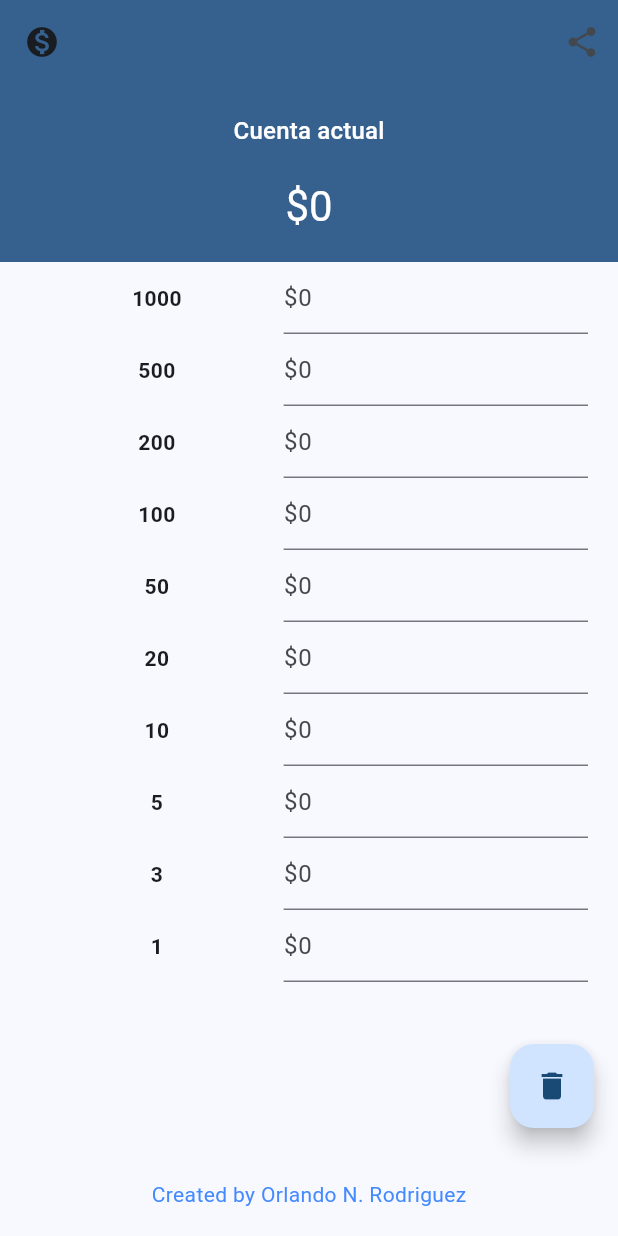
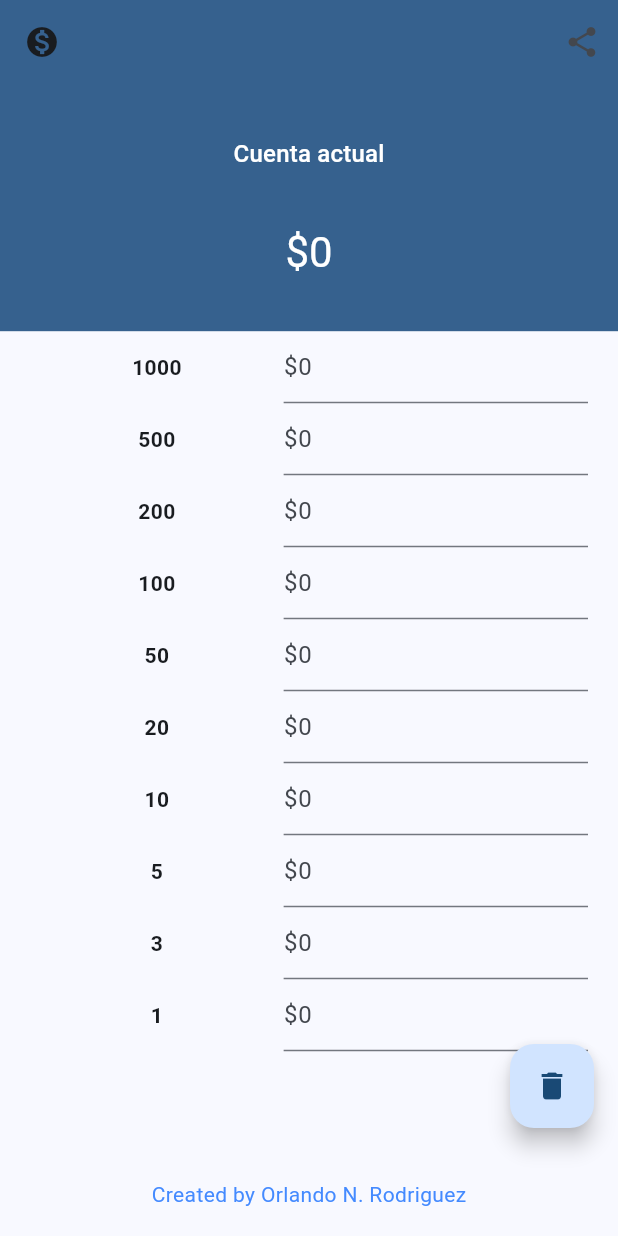
Before and after one commit to orlandev/flutter_cash_counter, a Flutter app: the screen it shows after launch, on a phone screen of 412 x 824 dp. Run offline on Flutter 3.47's test engine with Material 2 defaults, Android fonts, the phone set to English and light mode, and no system bars; our stand-ins replace get, share_plus.

Commit message:
Some changes

```diff
--- a/lib/app/modules/home/views/home_view.dart
+++ b/lib/app/modules/home/views/home_view.dart
@@ -45,11 +45,9 @@ class HomeView extends GetView<HomeController> {
         body: Column(
           mainAxisAlignment: MainAxisAlignment.start,
           children: [
-            Expanded(
-              flex: 1,
-              child: Container(
+            Container(
               width: double.infinity,
-                height: 150,
+              height: Get.height * 0.20,
               decoration:
                   BoxDecoration(color: Theme.of(context).primaryColor),
               child: Align(
@@ -71,7 +69,6 @@ class HomeView extends GetView<HomeController> {
                           ?.copyWith(color: Colors.white),
                     ),
                   ],
-                  ),
                 ),
               ),
             ),
@@ -101,7 +98,8 @@ class HomeView extends GetView<HomeController> {
                                   keyboardType: TextInputType.number,
                                   decoration:
                                       const InputDecoration(hintText: "\$0"),
-                                  controller: controller.textFieldControllers[cashList.indexOf(item)],
+                                  controller: controller.textFieldControllers[
+                                      cashList.indexOf(item)],
                                   onChanged: (newValue) {
                                     controller
                                         .textFieldControllers[
--- a/lib/main.dart
+++ b/lib/main.dart
@@ -10,6 +10,7 @@ void main() {
       title: "CashCounter",
       initialRoute: AppPages.INITIAL,
       getPages: AppPages.routes,
+      themeMode: ThemeMode.system,
       theme: ThemeData(
           colorSchemeSeed: Colors.blue,
           useMaterial3: true,
```
Lines whose indentation alone changed are shown as unchanged.
